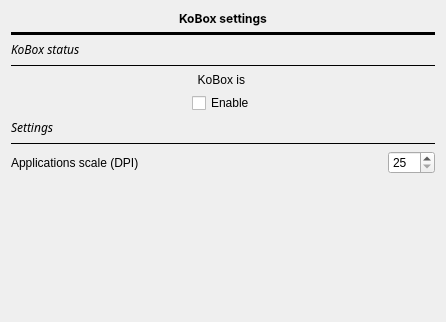
The window that koboxsettings.ui (Quill-OS/quill) describes before a commit, drawn with Qt 5; both pictures show x 0 to 446 and y 0 to 322 of the 446 by 514 pixel window.
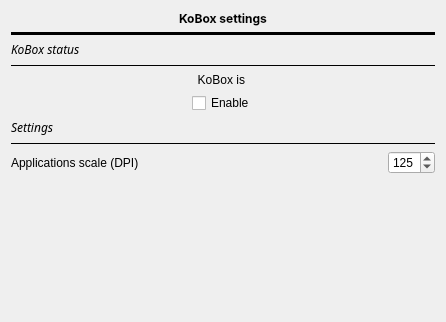
The same window after the commit.

```diff
--- a/koboxsettings.ui
+++ b/koboxsettings.ui
@@ -222,6 +222,9 @@
                <property name="singleStep">
                 <number>25</number>
                </property>
+               <property name="value">
+                <number>125</number>
+               </property>
               </widget>
              </item>
             </layout>
```
